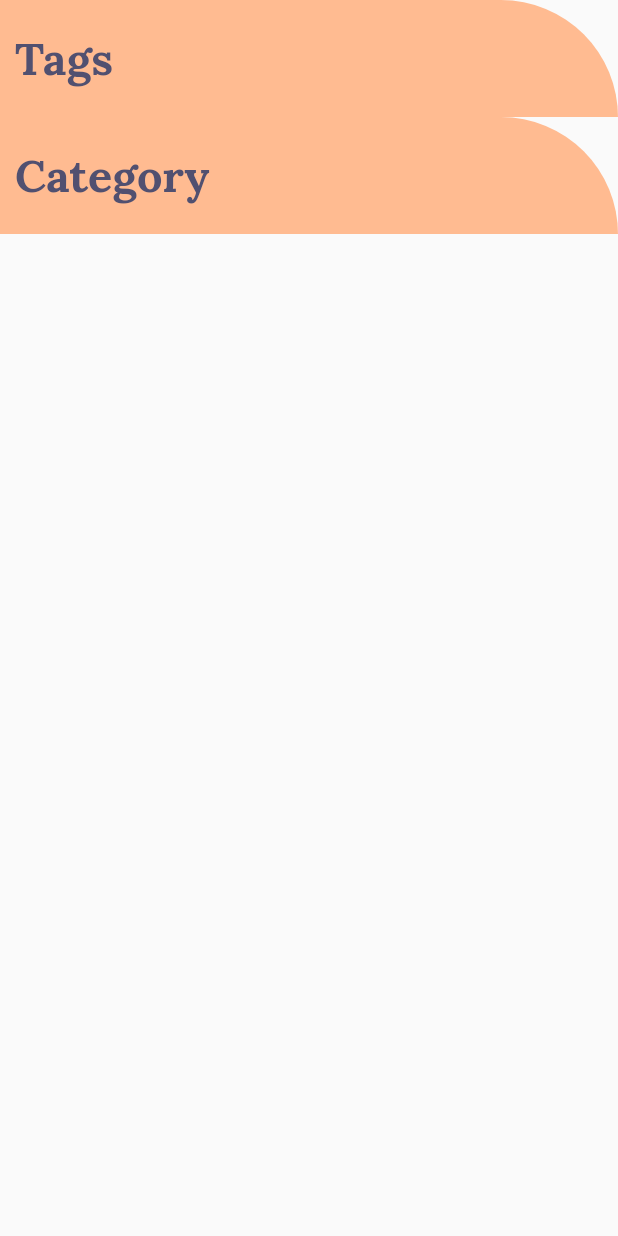
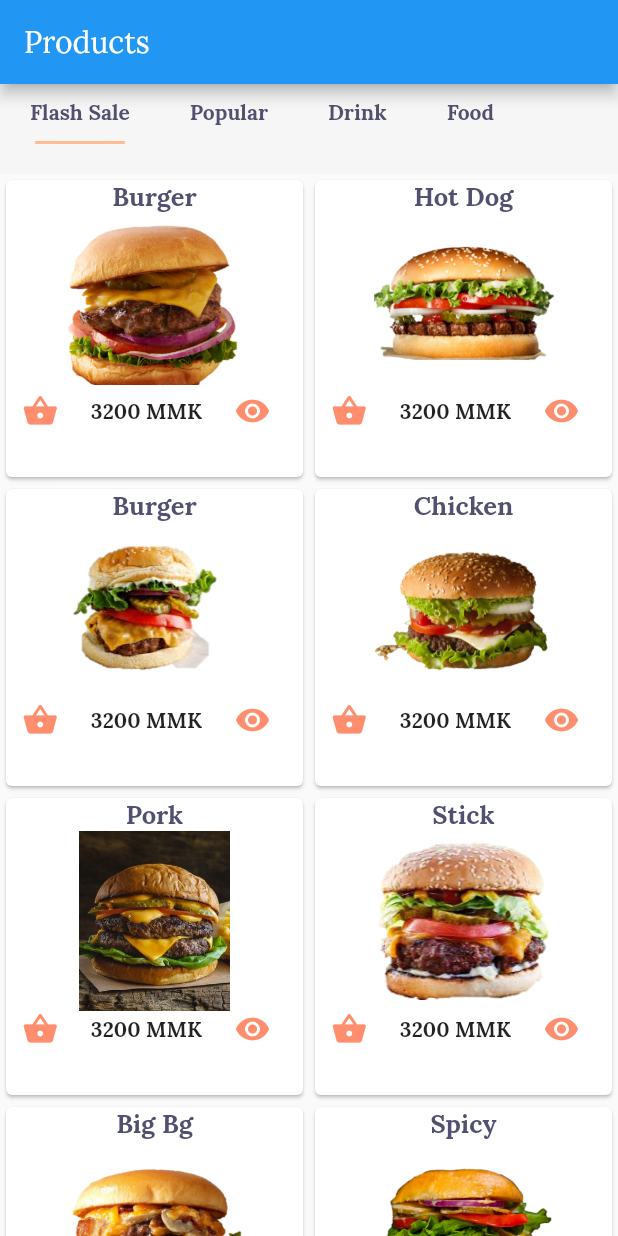
Before and after one commit to sithumyo87/FoodMonkey, a Flutter app: the screen it shows after launch, on a phone screen of 412 x 824 dp. Run offline on Flutter 3.47's test engine with Material 2 defaults, Android fonts, the phone set to English and light mode, and no system bars; our stand-ins replace card_swiper.

Commit message:
Show Page

```diff
--- /dev/null
+++ b/lib/Helper/CustomGird.dart
@@ -0,0 +1,42 @@
+import 'package:flutter/material.dart';
+import 'package:food_monkey/utils/Global.dart';
+
+import '../models/Product.dart';
+import '../utils/Constants.dart';
+
+class CustomGird{
+  static Widget makeCustomGrid(List<Product> products,Function changeState){
+    return GridView.builder(
+      itemCount: products.length,
+      gridDelegate: SliverGridDelegateWithFixedCrossAxisCount(crossAxisCount: 2), itemBuilder: (context, index) => _viewGrid(products[index],changeState),
+    );
+  }
+
+
+  static Widget _viewGrid(Product product,Function changeState){
+    return Card(
+      child: Column(
+        children: [
+          Text(product.name,style: TextStyle(fontWeight: FontWeight.bold,fontSize: 17,color: Constants.normal),),
+          Image.asset("assets/images/${product.image}",width: 120,height: 120,),
+          Row(
+            mainAxisAlignment: MainAxisAlignment.spaceEvenly,
+            children: [
+              InkWell(onTap: (){
+                Global.addToCart(product);
+                changeState();
+                // print(Global.cartsProduct.length);
+              },child: Icon(Icons.shopping_basket,color: Constants.accent,)),
+              SizedBox(height: 10,),
+              Text("3200 MMK",style: TextStyle(fontWeight: FontWeight.bold),),
+              SizedBox(height: 10,),
+              Icon(Icons.remove_red_eye,color: Constants.accent,),
+              SizedBox(height: 10,),
+            ],
+          )
+        ],
+      ),
+    );
+  }
+
+}
--- a/lib/Helper/TrainglePainter.dart
+++ b/lib/Helper/TrainglePainter.dart
@@ -30,10 +30,7 @@ class TrainglePainter extends CustomPainter{
 
   @override
   bool shouldRepaint(covariant CustomPainter oldDelegate) {
-    // TODO: implement shouldRepaint
-    throw UnimplementedError(
-
-    );
+    return true;
   }
 
 }
--- /dev/null
+++ b/lib/Pages/Show.dart
@@ -0,0 +1,77 @@
+import 'package:flutter/material.dart';
+import 'package:flutter/src/foundation/key.dart';
+import 'package:flutter/src/widgets/framework.dart';
+import 'package:food_monkey/models/Tag.dart';
+
+import '../models/Product.dart';
+import '../utils/Constants.dart';
+import '../utils/Global.dart';
+import '../Helper/CustomGird.dart';
+
+class Show extends StatefulWidget {
+  const Show({Key? key}) : super(key: key);
+
+  @override
+  State<Show> createState() => _ShowState();
+}
+
+class _ShowState extends State<Show> {
+  var currentIndex = 0;
+  @override
+  Widget build(BuildContext context) {
+    return Scaffold(
+      appBar: AppBar(title: Text("Products")),
+      body: Column(
+
+        children: [
+          _buildNavBar(),
+          // Expanded(child: CustomGrid._makeCustomGrid(products)),
+          Expanded(child: CustomGird.makeCustomGrid(products,refresh)),
+        ],
+      ),
+    );
+  }
+
+
+  refresh(){
+    setState(() {
+      print(Global.cartsProduct.length);
+    });
+  }
+
+ Widget _buildNavBar(){
+    return Container(
+      height:60,
+      decoration: BoxDecoration(color: Constants.primary),
+      child:  ListView.builder(
+        scrollDirection: Axis.horizontal,
+        itemCount: tags.length,
+        itemBuilder: (context, index) => _buildNavTitle(tags[index],index),
+      )
+    );
+  }
+
+  Widget _buildNavTitle(Tag tags,index){
+    return GestureDetector(
+      onTap: (() {
+        setState(() {
+          currentIndex = index;
+        });
+      }),
+      child: Column(
+
+        children: [
+          Padding(
+            padding: const EdgeInsets.symmetric(vertical: 10,horizontal: 20),
+            child: Text(tags.name,style: TextStyle(color: Constants.normal,fontWeight: FontWeight.bold),),
+          ),
+          Container(
+            width: 60,
+            height: 2,
+            color: currentIndex == index ? Constants.secondary : Colors.transparent,
+          )
+        ],
+      ),
+    );
+  }
+}
--- a/lib/main.dart
+++ b/lib/main.dart
@@ -1,8 +1,12 @@
 import 'package:flutter/material.dart';
 import 'package:food_monkey/Pages/Home.dart';
+import 'package:food_monkey/Pages/Login.dart';
 // import 'package:food_monkey/Pages/Flash.dart';
 
 import './Pages/Flash.dart';
+import './Pages/Register.dart';
+import './Pages/Login.dart';
+import 'Pages/Show.dart';
 
 void main() {
   runApp(const MyApp());
@@ -17,8 +21,11 @@ class MyApp extends StatelessWidget {
    return MaterialApp(
     debugShowCheckedModeBanner: false,
     routes: {
-      '/' : (context) => Flash(),
+      '/flash' : (context) => Flash(),
       '/home' : (context) => Home(),
+      '/register' : (context) => Register(),
+      '/login' : (context) => Login(),
+      '/' :(context) => Show(),
     },
     theme: ThemeData(
       fontFamily: "English",
--- /dev/null
+++ b/lib/models/Product.dart
@@ -0,0 +1,14 @@
+class Product{
+  int count =1;
+  String id,name,image;
+
+  Product({required this.id,required this.name,required this.image});
+
+  factory Product.from(dynamic data){
+    return Product(
+      id:data['id'],
+      name:data['name'],
+      image:data['image'],
+    );
+  }
+}
--- a/lib/utils/Constants.dart
+++ b/lib/utils/Constants.dart
@@ -1,5 +1,6 @@
 import 'package:flutter/material.dart';
 import 'package:food_monkey/models/Category.dart';
+import 'package:food_monkey/models/Product.dart';
 import 'package:food_monkey/models/Tag.dart';
 // import 'package:flutter_svg/flutter_svg.dart';
 // import 'package:commerce/models/User.dart';
@@ -29,6 +30,14 @@ class Constants{
 
   // static User? user;
 
+
+  static String sarTar = """
+  Finally, we have PageTransformer like android, just set a transformer to Swiper, it returns a widget that has been transformed. For now, only support for layout DEFAULT. Thanks to @FlutterRocks ,you've done great job""";
+
+
+}
+
+
   List<Category> cats = [
     Category(name: "Burger", image: "Category_Burger.png"),
     Category(name: "Chicken Fried", image: "Category_Chicken_Fried.png"),
@@ -46,8 +55,15 @@ class Constants{
     Tag(name: "Food", image: "Food.png"),
   ];
 
-  static String sarTar = """
-  Finally, we have PageTransformer like android, just set a transformer to Swiper, it returns a widget that has been transformed. For now, only support for layout DEFAULT. Thanks to @FlutterRocks ,you've done great job""";
-
-
-}
+  List<Product> products = [
+    Product(id: "1", name: "Burger", image: "1.png"),
+    Product(id: "2", name: "Hot Dog", image: "2.png"),
+    Product(id: "3", name: "Burger", image: "3.png"),
+    Product(id: "4", name: "Chicken", image: "4.png"),
+    Product(id: "5", name: "Pork", image: "5.png"),
+    Product(id: "6", name: "Stick", image: "6.png"),
+    Product(id: "7", name: "Big Bg", image: "7.png"),
+    Product(id: "8", name: "Spicy", image: "8.png"),
+    Product(id: "9", name: "Malar", image: "9.png"),
+    Product(id: "10", name: "Noodle", image: "10.png"),
+  ];
```
Also changed, not shown: lib/Pages/Home.dart (+21 -2 lines), lib/Pages/Login.dart (added, +160 -0 lines), lib/Pages/Register.dart (added, +242 -0 lines), lib/utils/Api.dart (+16 -0 lines), lib/utils/Global.dart (added, +21 -0 lines).
